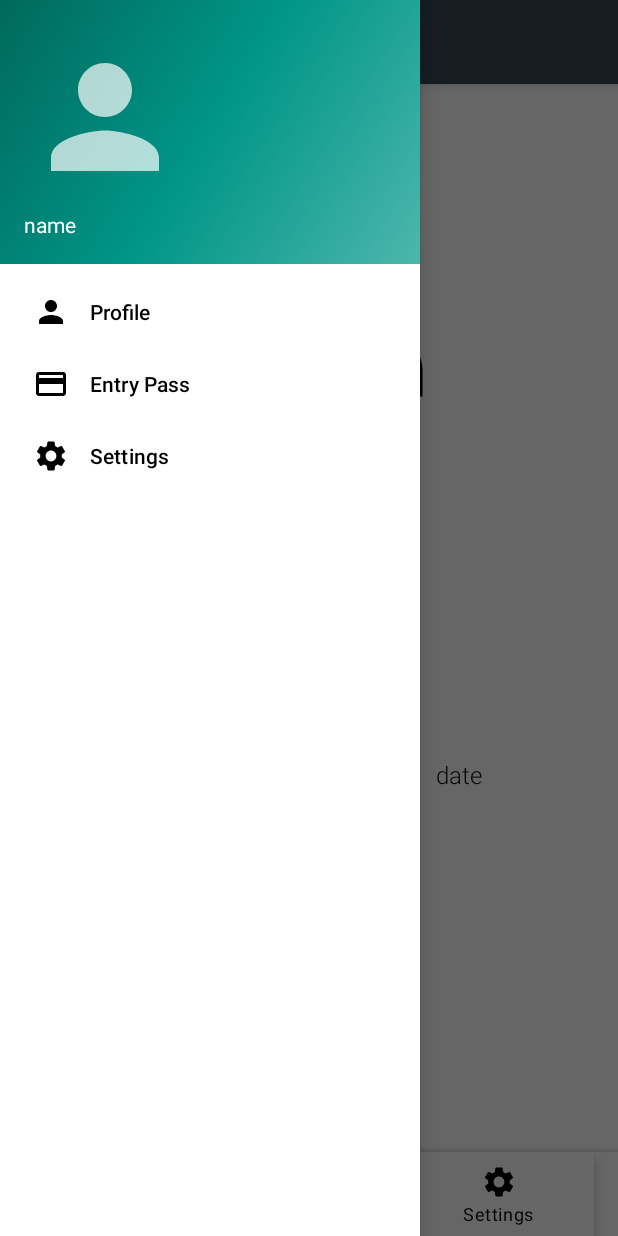
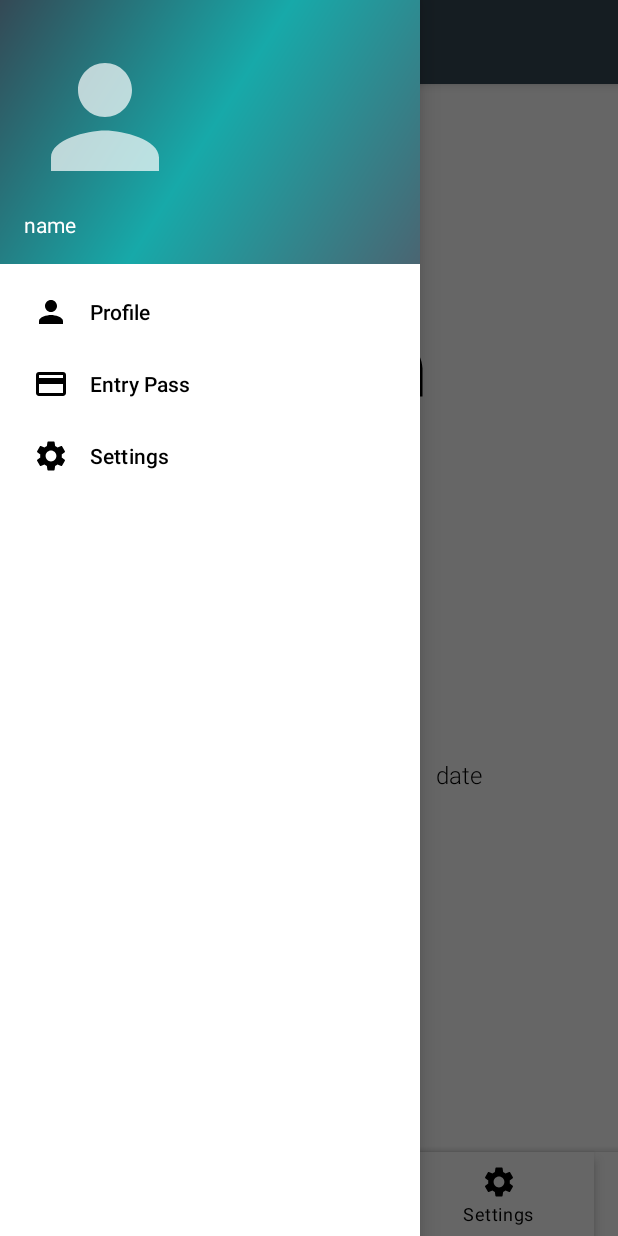
Before and after one commit to ThePyProgrammer/GreenPass, an Android app: the screen it shows after launch (MainActivity), with the side drawer open, on a phone screen of 412 x 824 dp. Run offline under Robolectric (Android 15) with nearby library versions, the phone set to English and light mode, and no system bars; our stand-ins replace navigation-ui; libraries missing offline, so code that uses them is left out: com.squareup.seismic; 18 statements that could not run were skipped.

Commit message:
Update nav_header_main.xml

```diff
--- a/app/src/main/res/layout/nav_header_main.xml
+++ b/app/src/main/res/layout/nav_header_main.xml
@@ -3,7 +3,7 @@
     xmlns:app="http://schemas.android.com/apk/res-auto"
     android:layout_width="match_parent"
     android:layout_height="@dimen/nav_header_height"
-    android:background="@drawable/side_nav_bar"
+    android:background="@drawable/background"
     android:gravity="bottom"
     android:orientation="vertical"
     android:paddingLeft="@dimen/activity_horizontal_margin"
```
